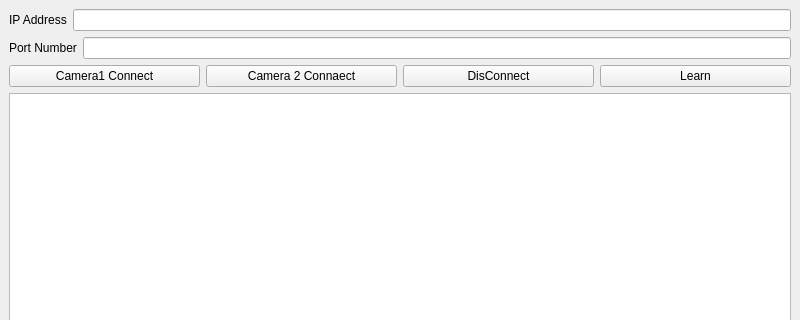
The window that TcpCilent_Communication/mainwindow.ui (bhagyashribamane/Socket-Programming) describes before a commit, drawn with Qt 5; both pictures show x 0 to 800 and y 0 to 320 of the 800 by 600 pixel window.
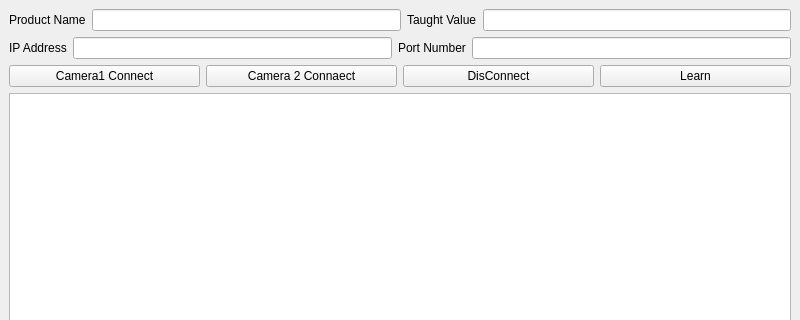
The same window after the commit.

The edit to the form file:
```diff
--- a/TcpCilent_Communication/mainwindow.ui
+++ b/TcpCilent_Communication/mainwindow.ui
@@ -20,6 +20,30 @@
       <item>
        <layout class="QHBoxLayout" name="horizontalLayout">
         <item>
+         <widget class="QLabel" name="label_3">
+          <property name="text">
+           <string>Product Name</string>
+          </property>
+         </widget>
+        </item>
+        <item>
+         <widget class="QLineEdit" name="lineEditProductName"/>
+        </item>
+        <item>
+         <widget class="QLabel" name="label_4">
+          <property name="text">
+           <string>Taught Value</string>
+          </property>
+         </widget>
+        </item>
+        <item>
+         <widget class="QLineEdit" name="lineEditTaughtVAlue"/>
+        </item>
+       </layout>
+      </item>
+      <item>
+       <layout class="QHBoxLayout" name="horizontalLayout_2">
+        <item>
          <widget class="QLabel" name="label">
           <property name="text">
            <string>IP Address</string>
@@ -29,10 +53,6 @@
         <item>
          <widget class="QLineEdit" name="lineEditIP"/>
         </item>
-       </layout>
-      </item>
-      <item>
-       <layout class="QHBoxLayout" name="horizontalLayout_2">
         <item>
          <widget class="QLabel" name="label_2">
           <property name="text">
@@ -48,14 +68,14 @@
       <item>
        <layout class="QHBoxLayout" name="horizontalLayout_3">
         <item>
-         <widget class="QPushButton" name="btn_connectCamera2">
+         <widget class="QPushButton" name="Cam1Btn">
           <property name="text">
            <string>Camera1 Connect</string>
           </property>
          </widget>
         </item>
         <item>
-         <widget class="QPushButton" name="btn_connectCamera1">
+         <widget class="QPushButton" name="Cam2Btn">
           <property name="text">
            <string>Camera 2 Connaect</string>
           </property>
```
